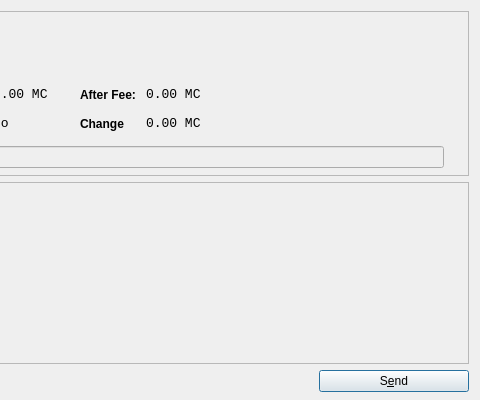
Before: the Qt Designer form src/qt/forms/sendcoinsdialog.ui in porkcoin/porkcoin, drawn with Qt 5; both pictures show x 370 to 850 and y 0 to 400 of the 850 by 400 pixel window.
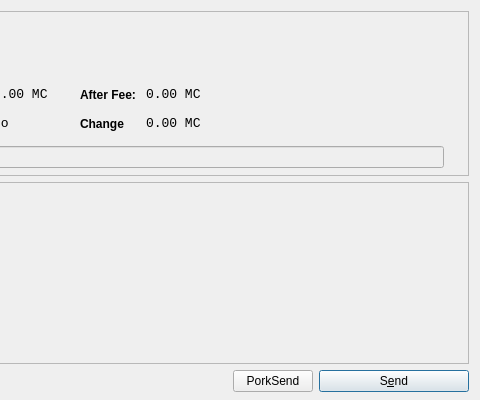
After: the same form once the commit is applied. Icons and pictures are not drawn.

Diff of the .ui file:
```diff
--- a/src/qt/forms/sendcoinsdialog.ui
+++ b/src/qt/forms/sendcoinsdialog.ui
@@ -754,6 +754,13 @@
        </property>
       </spacer>
      </item>
+     <item>
+      <widget class="QPushButton" name="botosend">
+       <property name="text">
+        <string>PorkSend</string>
+       </property>
+      </widget>
+     </item>
      <item>
       <widget class="QPushButton" name="sendButton">
        <property name="minimumSize">
```
Left out of the diff: 24 changed lines with no effect on the pictures.
